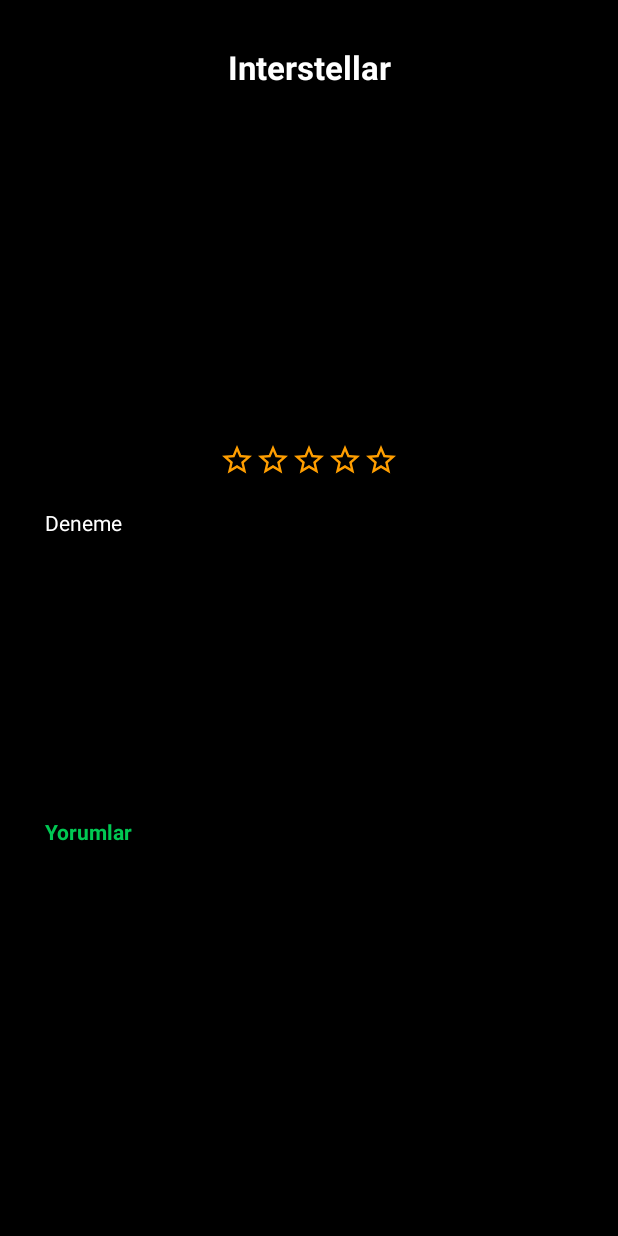
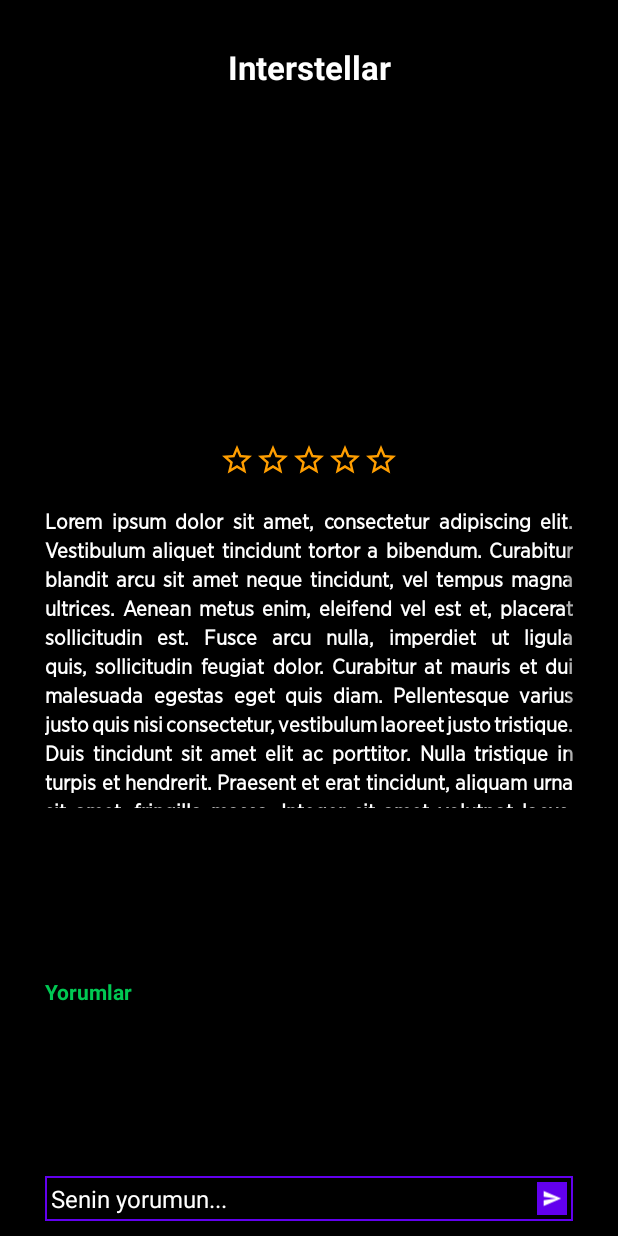
Before and after one commit to metehanbolatt/ThinqeekTestBoard, an Android app: the layout fragment_details_movie.xml on its own in the app's theme, with its tools: preview values and no code run, on a phone screen of 412 x 824 dp. Run offline under Robolectric (Android 15) with nearby library versions, the phone set to English and light mode, and no system bars.

Commit message:
Added scrolling feature.

```diff
--- a/app/src/main/java/com/metehanbolat/thinqeek/adapter/MoviesRecyclerAdapter.kt
+++ b/app/src/main/java/com/metehanbolat/thinqeek/adapter/MoviesRecyclerAdapter.kt
@@ -3,8 +3,6 @@ package com.metehanbolat.thinqeek.adapter
 import android.content.Context
 import android.view.LayoutInflater
 import android.view.ViewGroup
-import android.widget.Toast
-import androidx.lifecycle.LifecycleOwner
 import androidx.navigation.Navigation
 import androidx.recyclerview.widget.RecyclerView
 import com.metehanbolat.thinqeek.databinding.MoviesRecyclerRowBinding
--- a/app/src/main/java/com/metehanbolat/thinqeek/view/fragments/MoviesFragment.kt
+++ b/app/src/main/java/com/metehanbolat/thinqeek/view/fragments/MoviesFragment.kt
@@ -62,8 +62,10 @@ class MoviesFragment : Fragment() {
         binding.chipYear.setOnCheckedChangeListener { compoundButton, b ->
             if (b){
                 binding.chipRate.isChecked = false
+                viewModel.isClickable.value = false
                 viewModel.getFilm("year",firestore, movieList, movieAdapter)
             }else{
+                viewModel.isClickable.value = false
                 viewModel.getFilm("date", firestore, movieList, movieAdapter)
             }
         }
@@ -71,8 +73,10 @@ class MoviesFragment : Fragment() {
         binding.chipRate.setOnCheckedChangeListener { compoundButton, b ->
             if (b){
                 binding.chipYear.isChecked = false
+                viewModel.isClickable.value = false
                 viewModel.getFilm("rate",firestore, movieList, movieAdapter)
             }else{
+                viewModel.isClickable.value = false
                 viewModel.getFilm("date", firestore, movieList, movieAdapter)
             }
         }
--- a/app/src/main/java/com/metehanbolat/thinqeek/viewmodel/MoviesFragmentViewModel.kt
+++ b/app/src/main/java/com/metehanbolat/thinqeek/viewmodel/MoviesFragmentViewModel.kt
@@ -30,6 +30,7 @@ class MoviesFragmentViewModel : ViewModel() {
                             movieList.add(myMovie)
                         }
                         adapter.notifyDataSetChanged()
+                        isClickable.value = true
                     }
                 }
             }
--- a/app/src/main/res/drawable/add_chat_background.xml
+++ b/app/src/main/res/drawable/add_chat_background.xml
@@ -1,5 +1,6 @@
 <?xml version="1.0" encoding="utf-8"?>
 <shape xmlns:android="http://schemas.android.com/apk/res/android">
+    <solid android:color="@color/black" />
     <stroke android:color="@color/purple_500" android:width="1dp" />
 
 </shape>
--- a/app/src/main/res/layout/fragment_details_movie.xml
+++ b/app/src/main/res/layout/fragment_details_movie.xml
@@ -76,40 +76,60 @@
 
     </LinearLayout>
 
-    <TextView
-        android:id="@+id/detailsMovieComment"
+    <ScrollView
+        android:id="@+id/detailsScroll"
         android:layout_width="match_parent"
         android:layout_height="200dp"
+        android:orientation="vertical"
         android:layout_marginStart="30dp"
         android:layout_marginTop="20dp"
         android:layout_marginEnd="30dp"
         android:layout_marginBottom="6dp"
-        android:justificationMode="inter_word"
-        android:text="Deneme "
-        android:textColor="@color/white"
         app:layout_constraintEnd_toEndOf="@id/starsLinearLayout"
         app:layout_constraintStart_toStartOf="@id/starsLinearLayout"
-        app:layout_constraintTop_toBottomOf="@id/starsLinearLayout" />
+        app:layout_constraintTop_toBottomOf="@id/starsLinearLayout">
+
+        <TextView
+            android:id="@+id/detailsMovieComment"
+            android:layout_width="wrap_content"
+            android:layout_height="wrap_content"
+            android:fontFamily="@font/gotham_book"
+            android:textStyle="bold"
+            android:lineSpacingExtra="5dp"
+            android:justificationMode="inter_word"
+            android:text="@string/lorem_ipsum"
+            android:textColor="@color/white" />
+    </ScrollView>
+
+    <androidx.constraintlayout.widget.ConstraintLayout
+        android:layout_width="match_parent"
+        android:layout_height="wrap_content"
+        android:background="@color/black"
+        android:layout_marginStart="30dp"
+        android:layout_marginEnd="30dp"
+        app:layout_constraintBottom_toBottomOf="parent"
+        app:layout_constraintStart_toStartOf="parent"
+        app:layout_constraintEnd_toEndOf="parent">
 
         <TextView
             android:id="@+id/commentsText"
             android:layout_width="wrap_content"
             android:layout_height="wrap_content"
-        android:layout_marginTop="6dp"
+            android:layout_marginBottom="8dp"
             android:text="Yorumlar"
             android:textColor="#00C853"
+            android:background="@color/black"
             android:textStyle="bold"
-        app:layout_constraintStart_toStartOf="@id/detailsMovieComment"
-        app:layout_constraintTop_toBottomOf="@id/detailsMovieComment" />
+            app:layout_constraintStart_toStartOf="@id/chatRecycler"
+            app:layout_constraintBottom_toTopOf="@id/chatRecycler" />
 
         <androidx.recyclerview.widget.RecyclerView
             android:id="@+id/chatRecycler"
             android:layout_width="match_parent"
             android:layout_height="100dp"
-        android:layout_marginStart="30dp"
-        android:layout_marginEnd="30dp"
-        android:layout_marginTop="10dp"
-        app:layout_constraintTop_toBottomOf="@id/commentsText"
+            android:background="@color/black"
+            android:layout_marginBottom="5dp"
+            app:layout_constraintBottom_toTopOf="@id/addChat"
             app:layout_constraintEnd_toEndOf="parent"
             app:layout_constraintStart_toStartOf="parent" />
 
@@ -117,20 +137,19 @@
             android:id="@+id/emptyRecyclerText"
             android:layout_width="wrap_content"
             android:layout_height="wrap_content"
-        android:layout_marginTop="10dp"
+            android:layout_marginTop="2dp"
             android:text="İlk yorumu siz yazın.."
+            android:background="@color/black"
             android:visibility="invisible"
             android:textColor="@color/white"
             android:textSize="12sp"
-        app:layout_constraintStart_toStartOf="@id/commentsText"
-        app:layout_constraintTop_toBottomOf="@id/commentsText" />
+            app:layout_constraintStart_toStartOf="@id/chatRecycler"
+            app:layout_constraintTop_toTopOf="@id/chatRecycler"/>
 
         <EditText
             android:id="@+id/addChat"
             android:layout_width="match_parent"
             android:layout_height="wrap_content"
-        android:layout_marginStart="30dp"
-        android:layout_marginEnd="30dp"
             android:layout_marginBottom="10dp"
             android:background="@drawable/add_chat_background"
             android:hint="Senin yorumun..."
@@ -139,7 +158,6 @@
             android:textColor="@color/white"
             android:textColorHint="@color/white"
             android:textSize="16sp"
-        android:visibility="invisible"
             app:layout_constraintBottom_toBottomOf="parent"
             app:layout_constraintEnd_toEndOf="parent"
             app:layout_constraintStart_toStartOf="parent" />
@@ -152,9 +170,11 @@
             android:background="@color/purple_500"
             android:padding="3dp"
             android:src="@drawable/ic_send"
-        android:visibility="invisible"
             app:layout_constraintBottom_toBottomOf="@id/addChat"
             app:layout_constraintEnd_toEndOf="@id/addChat"
             app:layout_constraintTop_toTopOf="@id/addChat" />
 
     </androidx.constraintlayout.widget.ConstraintLayout>
+
+
+</androidx.constraintlayout.widget.ConstraintLayout>
--- a/app/src/main/res/values/strings.xml
+++ b/app/src/main/res/values/strings.xml
@@ -6,6 +6,18 @@
     <string name="film_adi">Film adı</string>
     <string name="yil">Yıl</string>
     <string name="puan">Puan</string>
-    <string name="comment">Film hakkındaki yorumların...</string>
+    <string name="comment">Film hakkındaki yorumların…</string>
     <string name="ekle">Ekle</string>
+
+    <string name="lorem_ipsum">Lorem ipsum dolor sit amet,
+        consectetur adipiscing elit. Vestibulum aliquet tincidunt tortor a bibendum.
+        Curabitur blandit arcu sit amet neque tincidunt, vel tempus magna ultrices.
+        Aenean metus enim, eleifend vel est et, placerat sollicitudin est.
+        Fusce arcu nulla, imperdiet ut ligula quis, sollicitudin feugiat dolor.
+        Curabitur at mauris et dui malesuada egestas eget quis diam.
+        Pellentesque varius justo quis nisi consectetur, vestibulum laoreet justo tristique.
+        Duis tincidunt sit amet elit ac porttitor. Nulla tristique in turpis et hendrerit.
+        Praesent et erat tincidunt, aliquam urna sit amet, fringilla massa.
+        Integer sit amet volutpat lacus. Maecenas quis finibus ex, et viverra diam.</string>
+
 </resources>
```
Also changed, not shown: app/src/main/res/layout/fragment_movies.xml (+6 -5 lines), app/src/main/res/xml/fragment_movies_scene.xml (+5 -3 lines), app/src/main/res/font/gotham_bold.otf (added), app/src/main/res/font/gotham_book.otf (added), app/src/main/res/font/gotham_light.otf (added), app/src/main/res/font/gotham_thin.otf (added). Lines whose indentation alone changed are shown as unchanged.
